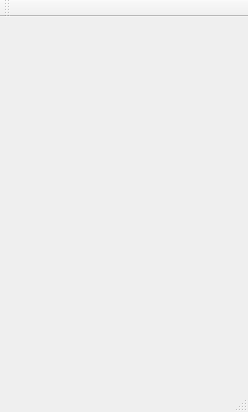
BYOUINZAKA/WorldEngine, file WorldEngine/mainwindow.ui: the form before one commit.
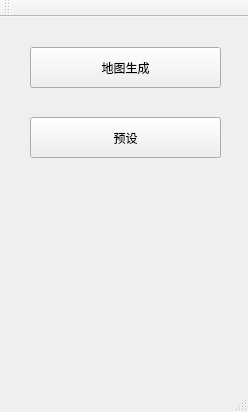
The form after the commit.

```diff
--- a/WorldEngine/mainwindow.ui
+++ b/WorldEngine/mainwindow.ui
@@ -13,16 +13,33 @@
   <property name="windowTitle">
    <string>MainWindow</string>
   </property>
-  <widget class="QWidget" name="centralWidget"/>
-  <widget class="QMenuBar" name="menuBar">
+  <widget class="QWidget" name="centralWidget">
+   <widget class="QPushButton" name="button_buildmap">
    <property name="geometry">
     <rect>
-     <x>0</x>
-     <y>0</y>
-     <width>248</width>
-     <height>22</height>
-    </rect>
-   </property>
+      <x>30</x>
+      <y>30</y>
+      <width>191</width>
+      <height>41</height>
+     </rect>
+    </property>
+    <property name="text">
+     <string>地图生成</string>
+    </property>
+   </widget>
+   <widget class="QPushButton" name="pushButton_2">
+    <property name="geometry">
+     <rect>
+      <x>30</x>
+      <y>100</y>
+      <width>191</width>
+      <height>41</height>
+     </rect>
+    </property>
+    <property name="text">
+     <string>预设</string>
+    </property>
+   </widget>
   </widget>
   <widget class="QToolBar" name="mainToolBar">
    <attribute name="toolBarArea">
```
Left out of the diff: 2 changed lines with no effect on the pictures. Lines whose indentation alone changed are shown as unchanged.
